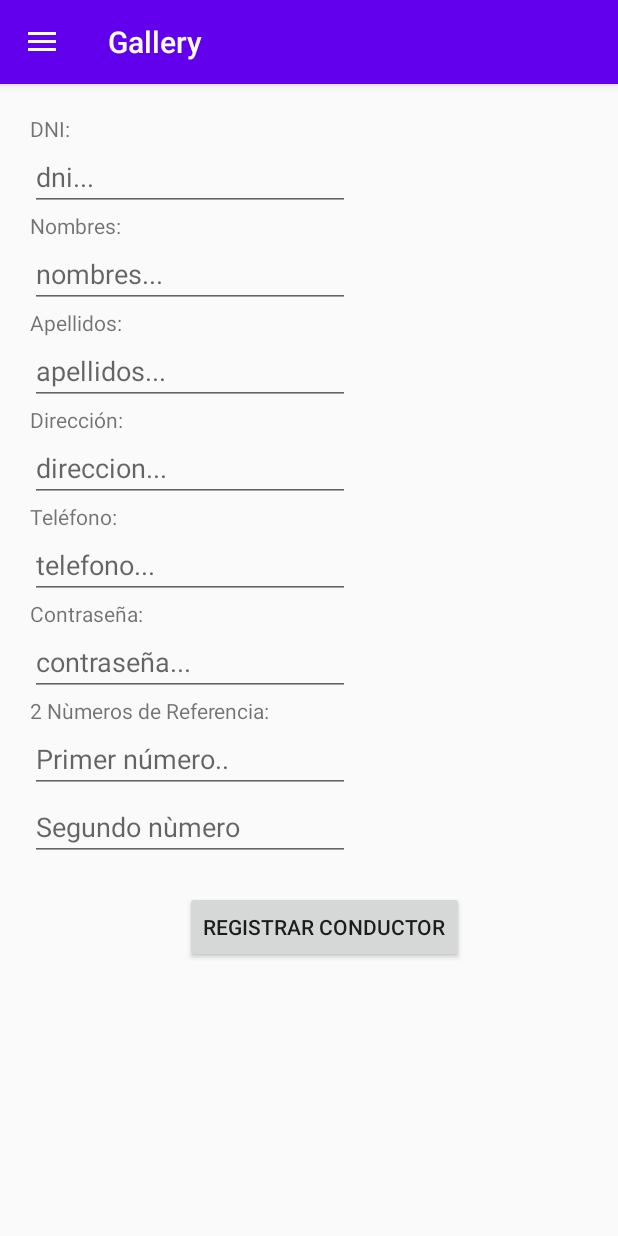
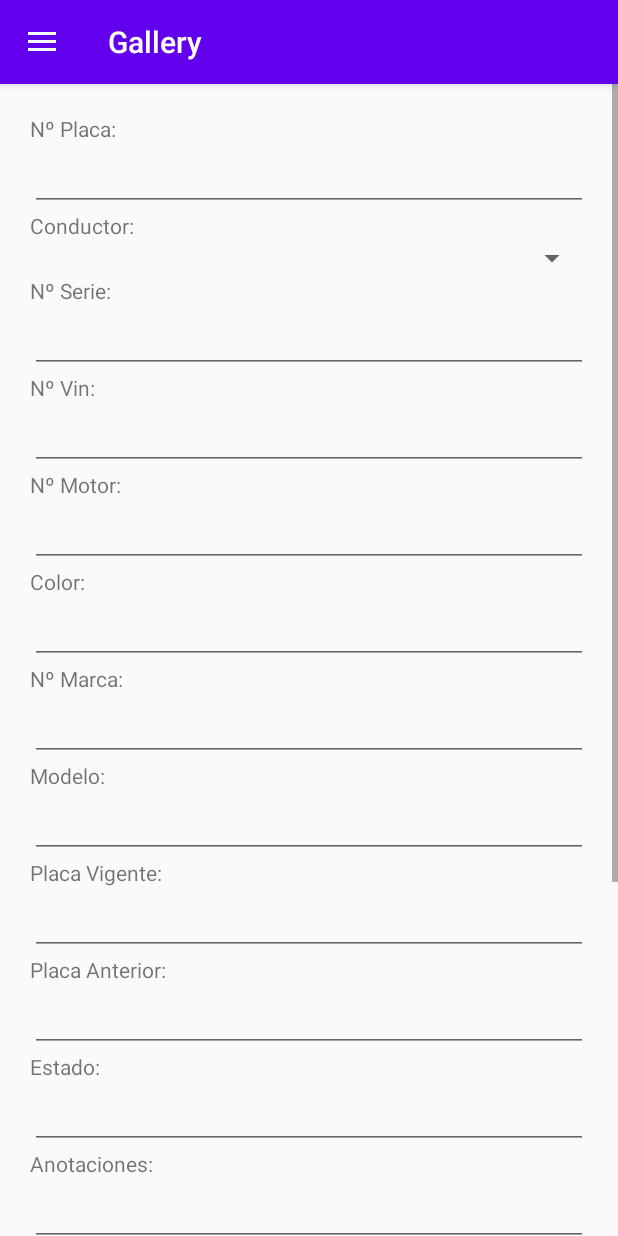
Before and after one commit to cesarwillymc/MonitereoCarros, an Android app: the RegistroCarrosFragment screen opened through its navigation route, on a phone screen of 412 x 824 dp. Run offline under Robolectric (Android 15) with nearby library versions, the phone set to English and light mode, and no system bars; our stand-ins replace navigation-ui; libraries missing offline, so code that uses them is left out: org.jetbrains.anko, org.kodein.di; 6 statements that could not run were skipped.

Commit message:
add inputs and bind in fragment_registro_carro

```diff
--- a/app/src/main/res/layout/fragment_registro_carros.xml
+++ b/app/src/main/res/layout/fragment_registro_carros.xml
@@ -21,150 +21,165 @@
         android:orientation="horizontal"
         app:layout_constraintGuide_begin="20dp" />
 
+    <ScrollView
+        android:layout_width="match_parent"
+        android:layout_height="match_parent"
+        app:layout_constraintStart_toStartOf="@+id/guideline"
+        app:layout_constraintTop_toTopOf="@+id/guideline2">
+
+        <LinearLayout
+            android:layout_marginTop="20dp"
+            android:layout_marginHorizontal="20dp"
+            android:layout_width="match_parent"
+            android:layout_height="wrap_content"
+            android:orientation="vertical">
+
+
             <TextView
-        android:id="@+id/textView2"
-        android:layout_width="wrap_content"
-        android:layout_height="wrap_content"
-        android:text="DNI:"
-        app:layout_constraintStart_toStartOf="@+id/guideline"
-        app:layout_constraintTop_toTopOf="@+id/guideline2" />
+                android:text="Nº Placa:"
+                android:layout_width="match_parent"
+                android:layout_height="wrap_content"/>
 
             <EditText
-        android:id="@+id/et_dni_frc"
-        android:layout_width="wrap_content"
-        android:layout_height="wrap_content"
-        android:ems="10"
-        android:hint="dni..."
-        android:inputType="textPersonName"
-        app:layout_constraintStart_toStartOf="@+id/guideline"
-        app:layout_constraintTop_toBottomOf="@+id/textView2" />
+                android:id="@+id/et_nro_placa_frc"
+                android:layout_width="match_parent"
+                android:layout_height="wrap_content"/>
 
             <TextView
-        android:id="@+id/textView3"
-        android:layout_width="wrap_content"
-        android:layout_height="wrap_content"
-        android:text="Nombres:"
-        app:layout_constraintStart_toStartOf="@+id/guideline"
-        app:layout_constraintTop_toBottomOf="@+id/et_dni_frc" />
+                android:text="Conductor:"
+                android:layout_width="match_parent"
+                android:layout_height="wrap_content"/>
+
+            <Spinner
+                android:id="@+id/spn_conductor_frc"
+                android:layout_width="match_parent"
+                android:layout_height="wrap_content"/>
+
+            <TextView
+                android:text="Nº Serie:"
+                android:layout_width="match_parent"
+                android:layout_height="wrap_content"/>
 
             <EditText
-        android:id="@+id/et_nombre_frc"
-        android:layout_width="wrap_content"
-        android:layout_height="wrap_content"
-        android:ems="10"
-        android:hint="nombres..."
-        android:inputType="textPersonName"
-        app:layout_constraintStart_toStartOf="@+id/guideline"
-        app:layout_constraintTop_toBottomOf="@+id/textView3" />
+                android:id="@+id/et_nro_serie_frc"
+                android:layout_width="match_parent"
+                android:layout_height="wrap_content"/>
 
             <TextView
-        android:id="@+id/textView4"
-        android:layout_width="wrap_content"
-        android:layout_height="wrap_content"
-        android:text="Apellidos:"
-        app:layout_constraintStart_toStartOf="@+id/guideline"
-        app:layout_constraintTop_toBottomOf="@+id/et_nombre_frc" />
+                android:text="Nº Vin:"
+                android:layout_width="match_parent"
+                android:layout_height="wrap_content"/>
 
             <EditText
-        android:id="@+id/et_apellidos_frc"
-        android:layout_width="wrap_content"
-        android:layout_height="wrap_content"
-        android:ems="10"
-        android:hint="apellidos..."
-        android:inputType="textPersonName"
-        app:layout_constraintStart_toStartOf="@+id/guideline"
-        app:layout_constraintTop_toBottomOf="@+id/textView4" />
+                android:id="@+id/et_nro_vin_frc"
+                android:layout_width="match_parent"
+                android:layout_height="wrap_content"/>
 
             <TextView
-        android:id="@+id/textView5"
-        android:layout_width="wrap_content"
-        android:layout_height="wrap_content"
-        android:text="Dirección:"
-        app:layout_constraintStart_toStartOf="@+id/guideline"
-        app:layout_constraintTop_toBottomOf="@+id/et_apellidos_frc" />
+                android:text="Nº Motor:"
+                android:layout_width="match_parent"
+                android:layout_height="wrap_content"/>
 
             <EditText
-        android:id="@+id/et_direccion_frc"
-        android:layout_width="wrap_content"
-        android:layout_height="wrap_content"
-        android:ems="10"
-        android:hint="direccion..."
-        android:inputType="textPersonName"
-        app:layout_constraintStart_toStartOf="@+id/guideline"
-        app:layout_constraintTop_toBottomOf="@+id/textView5" />
+                android:id="@+id/et_nro_motor_frc"
+                android:layout_width="match_parent"
+                android:layout_height="wrap_content"/>
 
             <TextView
-        android:id="@+id/textView6"
-        android:layout_width="wrap_content"
-        android:layout_height="wrap_content"
-        android:text="Teléfono:"
-        app:layout_constraintStart_toStartOf="@+id/guideline"
-        app:layout_constraintTop_toBottomOf="@+id/et_direccion_frc" />
+                android:text="Color:"
+                android:layout_width="match_parent"
+                android:layout_height="wrap_content"/>
 
             <EditText
-        android:id="@+id/et_telefono_frc"
-        android:layout_width="wrap_content"
-        android:layout_height="wrap_content"
-        android:ems="10"
-        android:hint="telefono..."
-        android:inputType="textPersonName"
-        app:layout_constraintStart_toStartOf="@+id/guideline"
-        app:layout_constraintTop_toBottomOf="@+id/textView6" />
+                android:id="@+id/et_color_frc"
+                android:layout_width="match_parent"
+                android:layout_height="wrap_content"/>
+            <TextView
+                android:text="Nº Marca:"
+                android:layout_width="match_parent"
+                android:layout_height="wrap_content"/>
+
+            <EditText
+                android:id="@+id/et_marca_frc"
+                android:layout_width="match_parent"
+                android:layout_height="wrap_content"/>
 
             <TextView
-        android:id="@+id/textView9"
-        android:layout_width="wrap_content"
-        android:layout_height="wrap_content"
-        android:text="Contraseña:"
-        app:layout_constraintStart_toStartOf="@+id/guideline"
-        app:layout_constraintTop_toBottomOf="@+id/et_telefono_frc" />
+                android:text="Modelo:"
+                android:layout_width="match_parent"
+                android:layout_height="wrap_content"/>
 
             <EditText
-        android:id="@+id/et_pass_frc"
-        android:layout_width="wrap_content"
-        android:layout_height="wrap_content"
-        android:ems="10"
-        android:hint="contraseña..."
-        android:inputType="textPersonName"
-        app:layout_constraintStart_toStartOf="@+id/guideline"
-        app:layout_constraintTop_toBottomOf="@+id/textView9" />
+                android:id="@+id/et_modelo_frc"
+                android:layout_width="match_parent"
+                android:layout_height="wrap_content"/>
 
             <TextView
-        android:id="@+id/textView10"
-        android:layout_width="wrap_content"
-        android:layout_height="wrap_content"
-        android:text="2 Nùmeros de Referencia:"
-        app:layout_constraintStart_toStartOf="@+id/guideline"
-        app:layout_constraintTop_toBottomOf="@+id/et_pass_frc" />
+                android:text="Placa Vigente:"
+                android:layout_width="match_parent"
+                android:layout_height="wrap_content"/>
 
             <EditText
-        android:id="@+id/et_firstnum_frc"
-        android:layout_width="wrap_content"
-        android:layout_height="wrap_content"
-        android:ems="10"
-        android:hint="Primer número.."
-        android:inputType="textPersonName"
-        app:layout_constraintStart_toStartOf="@+id/guideline"
-        app:layout_constraintTop_toBottomOf="@+id/textView10" />
+                android:id="@+id/et_placa_vigente_frc"
+                android:layout_width="match_parent"
+                android:layout_height="wrap_content"/>
+
+            <TextView
+                android:text="Placa Anterior:"
+                android:layout_width="match_parent"
+                android:layout_height="wrap_content"/>
 
             <EditText
-        android:id="@+id/et_secondnum_frc"
-        android:layout_width="wrap_content"
-        android:layout_height="wrap_content"
-        android:ems="10"
-        android:hint="Segundo nùmero"
-        android:inputType="textPersonName"
-        app:layout_constraintStart_toStartOf="@+id/guideline"
-        app:layout_constraintTop_toBottomOf="@+id/et_firstnum_frc" />
+                android:id="@+id/et_placa_anterior_frc"
+                android:layout_width="match_parent"
+                android:layout_height="wrap_content"/>
 
-    <Button
-        android:id="@+id/button"
-        android:layout_width="wrap_content"
-        android:layout_height="wrap_content"
-        android:layout_marginTop="20dp"
-        android:text="Registrar Conductor"
-        app:layout_constraintEnd_toEndOf="parent"
-        app:layout_constraintStart_toStartOf="@+id/guideline"
-        app:layout_constraintTop_toBottomOf="@+id/et_secondnum_frc" />
+            <TextView
+                android:text="Estado:"
+                android:layout_width="match_parent"
+                android:layout_height="wrap_content"/>
+
+            <EditText
+                android:id="@+id/et_estado_frc"
+                android:layout_width="match_parent"
+                android:layout_height="wrap_content"/>
+
+            <TextView
+                android:text="Anotaciones:"
+                android:layout_width="match_parent"
+                android:layout_height="wrap_content"/>
+
+            <EditText
+                android:id="@+id/et_anotaciones"
+                android:layout_width="match_parent"
+                android:layout_height="wrap_content"/>
+            <TextView
+                android:text="Sede:"
+                android:layout_width="match_parent"
+                android:layout_height="wrap_content"/>
+
+            <EditText
+                android:id="@+id/et_sede"
+                android:layout_width="match_parent"
+                android:layout_height="wrap_content"/>
+
+            <TextView
+                android:text="Fotografia del Vehículo:"
+                android:layout_width="match_parent"
+                android:layout_height="wrap_content"/>
+
+            <ImageView
+                android:layout_marginBottom="50dp"
+                android:id="@+id/img_vehiculo_frc"
+                android:layout_gravity="center_horizontal"
+                android:src="@drawable/ic_launcher_background"
+                android:layout_width="200dp"
+                android:layout_height="200dp"/>
+
+
+        </LinearLayout>
+
+    </ScrollView>
+
 
 </androidx.constraintlayout.widget.ConstraintLayout>
```
Lines whose indentation alone changed are shown as unchanged.
